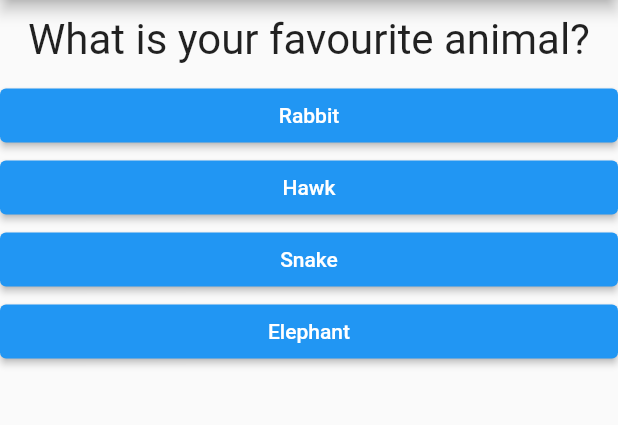
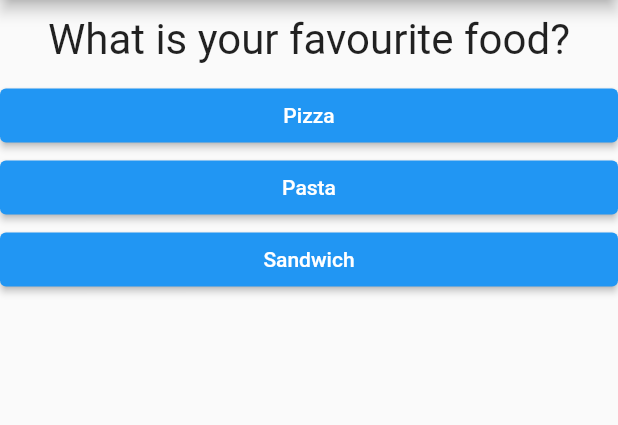
Before and after one commit to 0xcatrovacer/flutter-quiz-app, a Flutter app: the screen it shows after launch, after a tap on "Black", after a tap on "Hawk", on a phone screen of 412 x 824 dp, the part 84-509 px from its top. Run offline on Flutter 3.47's test engine with Material 2 defaults, Android fonts, the phone set to English and light mode, and no system bars.

Commit message:
added more questions

```diff
--- a/lib/main.dart
+++ b/lib/main.dart
@@ -19,14 +19,14 @@ class _MyAppState extends State<MyApp> {
 
   void _answerQuestion() {
     setState(() {
-      _questionIndex = 1;
+      _questionIndex = _questionIndex + 1;
       print("Answer Chosen!");
     });
   }
 
   @override
   Widget build(BuildContext context) {
-    var questions = [
+    const questions = [
       {
         'questionText': "What is your favourite colour?",
         'answers': ['Black', "Red", "Green", "White"]
@@ -34,7 +34,15 @@ class _MyAppState extends State<MyApp> {
       {
         'questionText': "What is your favourite animal?",
         'answers': ['Rabbit', "Hawk", "Snake", "Elephant"]
-      }
+      },
+      {
+        'questionText': "What is your favourite food?",
+        'answers': ["Pizza", "Pasta", "Sandwich"]
+      },
+      {
+        'questionText': "What is your hobby?",
+        'answers': ["Reading", "Exercising", "Writing", "Singing"]
+      },
     ];
 
     return MaterialApp(
```
